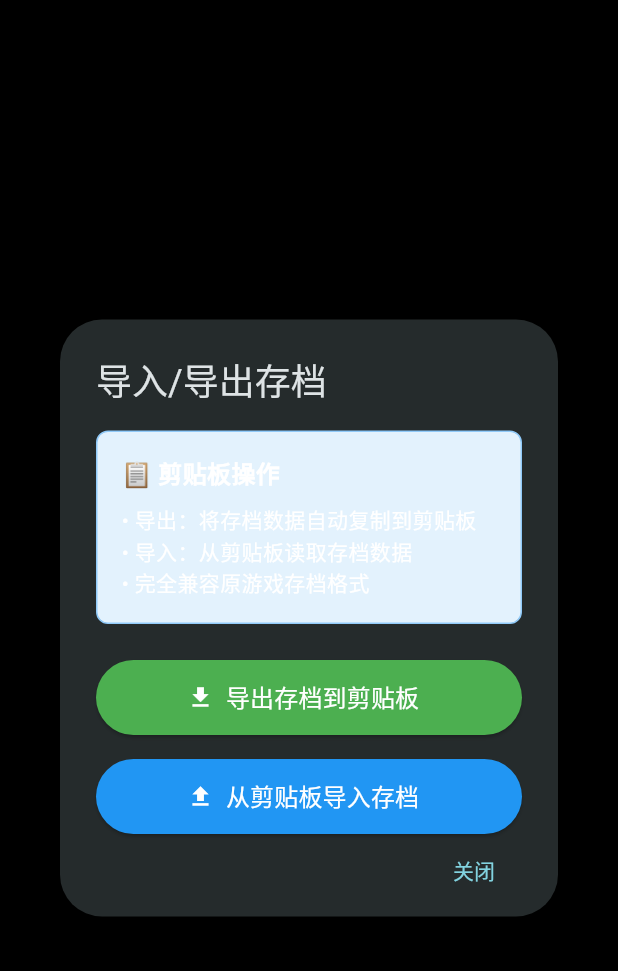
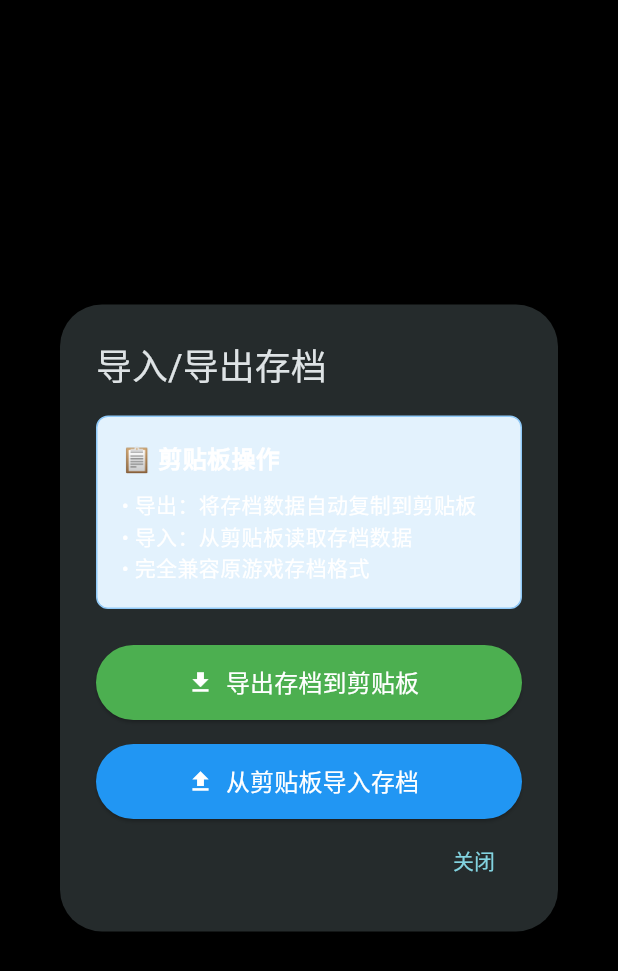
Before and after one commit to easycheaplife/a_dark_room_new, a Flutter app: the ImportExportDialog widget shown alone on an empty page, opened directly, on a phone screen of 412 x 824 dp. Shown: the top 971 px of the screen. Run offline on Flutter 3.47's test engine with Material 3 defaults, Android fonts, the phone set to English and light mode, and no system bars; our stand-ins replace shared_preferences; accounts and stored records are empty.

```diff
--- a/lib/widgets/import_export_dialog.dart
+++ b/lib/widgets/import_export_dialog.dart
@@ -112,7 +112,7 @@ class _ImportExportDialogState extends State<ImportExportDialog> {
       title: const Text('导入/导出存档'),
       content: SizedBox(
         width: 400,
-        height: 300,
+        height: 320,
         child: Column(
           crossAxisAlignment: CrossAxisAlignment.stretch,
           children: [
```
